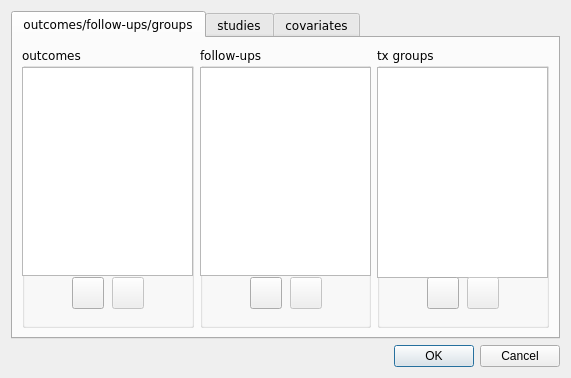
Before: the Qt Designer form src/forms/edit_dialog2.ui in AliSalman-et-al/openmeta-analyst-community, drawn with Qt 5.
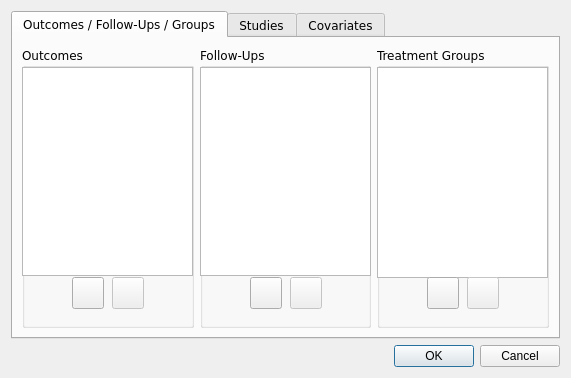
After: the same form once the commit is applied. Icons and pictures are not drawn.

```diff
--- a/src/forms/edit_dialog2.ui
+++ b/src/forms/edit_dialog2.ui
@@ -26,13 +26,13 @@
      </property>
      <widget class="QWidget" name="tab">
       <attribute name="title">
-       <string>outcomes/follow-ups/groups</string>
+       <string>Outcomes / Follow-Ups / Groups</string>
       </attribute>
       <layout class="QGridLayout" name="gridLayout">
        <item row="0" column="0">
         <widget class="QGroupBox" name="groupBox_2">
          <property name="title">
-          <string>outcomes</string>
+          <string>Outcomes</string>
          </property>
          <widget class="QListView" name="outcome_list">
           <property name="geometry">
@@ -125,7 +125,7 @@
        <item row="0" column="1">
         <widget class="QGroupBox" name="grpbox_follow_ups">
          <property name="title">
-          <string>follow-ups</string>
+          <string>Follow-Ups</string>
          </property>
          <widget class="QListView" name="follow_up_list">
           <property name="geometry">
@@ -218,7 +218,7 @@
        <item row="0" column="2">
         <widget class="QGroupBox" name="groupBox">
          <property name="title">
-          <string>tx groups</string>
+          <string>Treatment Groups</string>
          </property>
          <property name="flat">
           <bool>false</bool>
@@ -315,7 +315,7 @@
      </widget>
      <widget class="QWidget" name="tab_2">
       <attribute name="title">
-       <string>studies</string>
+       <string>Studies</string>
       </attribute>
       <layout class="QVBoxLayout" name="verticalLayout_2">
        <item>
@@ -394,7 +394,7 @@
      </widget>
      <widget class="QWidget" name="tab_3">
       <attribute name="title">
-       <string>covariates</string>
+       <string>Covariates</string>
       </attribute>
       <layout class="QHBoxLayout" name="horizontalLayout">
        <item>
```
Left out of the diff: 2 changed lines with no effect on the pictures.
